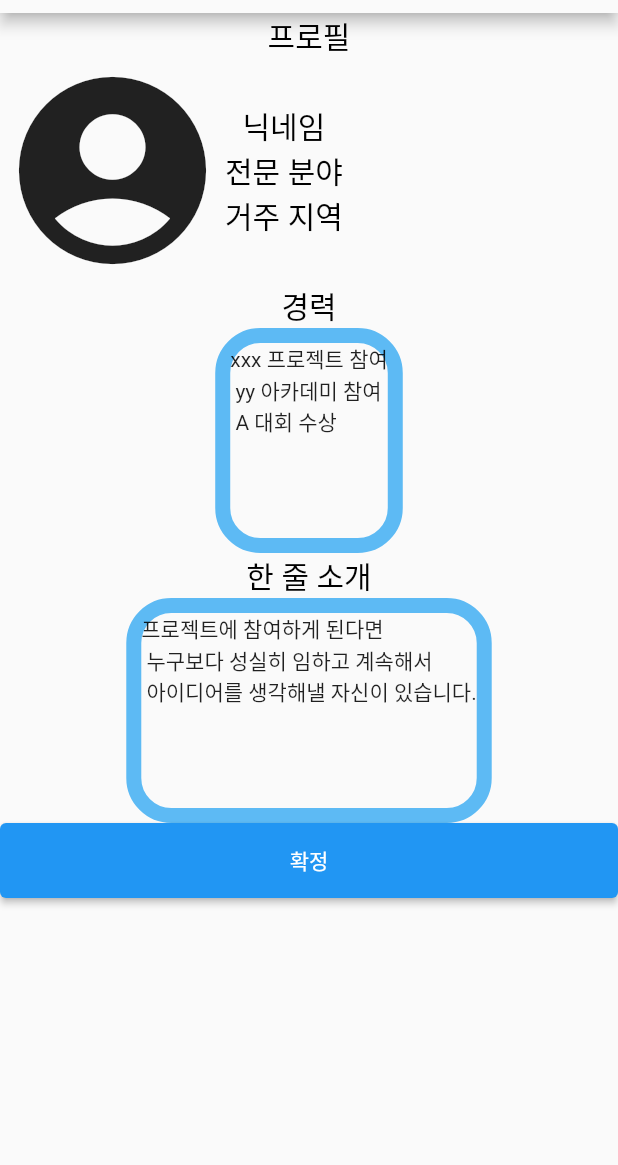
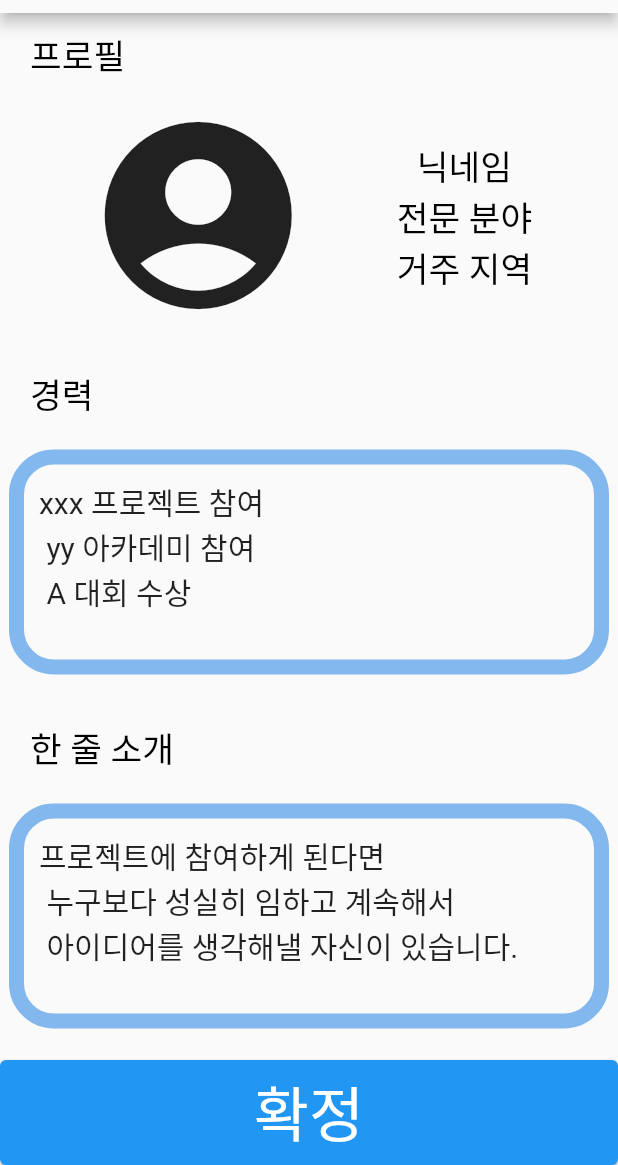
Before and after one commit to computerteam9/MEETEAM, a Flutter app: the UserCheck screen opened directly, on a phone screen of 412 x 824 dp, the part 71-1236 px from its top. Run offline on Flutter 3.47's test engine with Material 2 defaults, Android fonts, the phone set to English and light mode, and no system bars.

Commit message:
수정 : 항목별 margin padding 간격 조정

```diff
--- a/lib/user_check.dart
+++ b/lib/user_check.dart
@@ -2,69 +2,99 @@ import "package:flutter/material.dart";
 import 'package:meetteam/app_bar_goback.dart';
 
 class UserCheck extends StatelessWidget {
-  static const color1 = Color(0xff5dbaf4);
+  static const color1 = Color(0Xff4676BA);
   static const color2 = Colors.black;
+  static const color3 = Color(0xff83B8EE);
 
   @override
   Widget build(BuildContext context) {
     return Scaffold(
         appBar: BaseAppBar2(key: UniqueKey(), appBar: AppBar()),
-        body: Column(children: <Widget>[
+        body: Column(
+            mainAxisAlignment: MainAxisAlignment.spaceBetween,
+            children: <Widget>[
               //프로필 글씨
-          Text(
+              Container(
+                  margin: EdgeInsets.only(top: 10, left: 20),
+                  width: 1000,
+                  child: Text(
                     "프로필",
-            style: TextStyle(color: color2, fontSize: 20),
-          ),
+                    textAlign: TextAlign.left,
+                    style: TextStyle(color: color2, fontSize: 23),
+                  )),
+
               //프로필 사진 및 간단 정보
-          Row(children: <Widget>[
+              Row(
+                  mainAxisAlignment: MainAxisAlignment.spaceEvenly,
+                  children: <Widget>[
                     Icon(Icons.account_circle, size: 150),
-            Column(children: <Widget>[
+                    Column(
+                        mainAxisAlignment: MainAxisAlignment.spaceBetween,
+                        children: <Widget>[
                           Text(
                             "닉네임",
-                style: TextStyle(color: color2, fontSize: 20),
+                            style: TextStyle(color: color2, fontSize: 23),
                           ),
                           Text(
                             "전문 분야",
-                style: TextStyle(color: color2, fontSize: 20),
+                            style: TextStyle(color: color2, fontSize: 23),
                           ),
                           Text(
                             "거주 지역",
-                style: TextStyle(color: color2, fontSize: 20),
+                            style: TextStyle(color: color2, fontSize: 23),
                           ),
                         ])
                   ]),
 
               // 경력
-          Text(
+              Container(
+                  margin: EdgeInsets.only(top: 10, left: 20),
+                  width: 1000,
+                  child: Text(
                     "경력",
-            style: TextStyle(color: color2, fontSize: 20),
-          ),
+                    textAlign: TextAlign.left,
+                    style: TextStyle(color: color2, fontSize: 23),
+                  )),
 
               Container(
-              child: Text("xxx 프로젝트 참여\n yy 아카데미 참여\n A 대회 수상"),
+                  margin: const EdgeInsets.all(5),
+                  padding: const EdgeInsets.all(10),
+                  child: Text("xxx 프로젝트 참여\n yy 아카데미 참여\n A 대회 수상",
+                      style: TextStyle(fontSize: 20)),
                   height: 150,
+                  width: 400,
                   decoration: BoxDecoration(
                       borderRadius: BorderRadius.circular(30),
-                  border: Border.all(color: color1, width: 10))),
+                      border: Border.all(color: color3, width: 10))),
 
               //한 줄 소개 부분
-          Text(
+              Container(
+                  margin: EdgeInsets.only(top: 10, left: 20),
+                  width: 1000,
+                  child: Text(
                     "한 줄 소개",
-            style: TextStyle(color: color2, fontSize: 20),
-          ),
+                    textAlign: TextAlign.left,
+                    style: TextStyle(color: color2, fontSize: 23),
+                  )),
 
               Container(
+                  margin: const EdgeInsets.all(5),
+                  padding: const EdgeInsets.all(10),
                   child: Text(
-                  "프로젝트에 참여하게 된다면\n 누구보다 성실히 임하고 계속해서\n 아이디어를 생각해낼 자신이 있습니다."),
+                      "프로젝트에 참여하게 된다면\n 누구보다 성실히 임하고 계속해서\n 아이디어를 생각해낼 자신이 있습니다.",
+                      style: TextStyle(fontSize: 20)),
                   height: 150,
+                  width: 400,
                   decoration: BoxDecoration(
                       borderRadius: BorderRadius.circular(30),
-                  border: Border.all(color: color1, width: 10))),
+                      border: Border.all(color: color3, width: 10))),
 
               SizedBox(
                   width: 500,
-              height: 50,
-              child: ElevatedButton(child: Text("확정"), onPressed: () {}))
+                  height: 70,
+                  child: ElevatedButton(
+                      child: Text("확정", style: TextStyle(fontSize: 40)),
+                      onPressed: () {}))
             ]));
   }
 }
```
Lines whose indentation alone changed are shown as unchanged.
